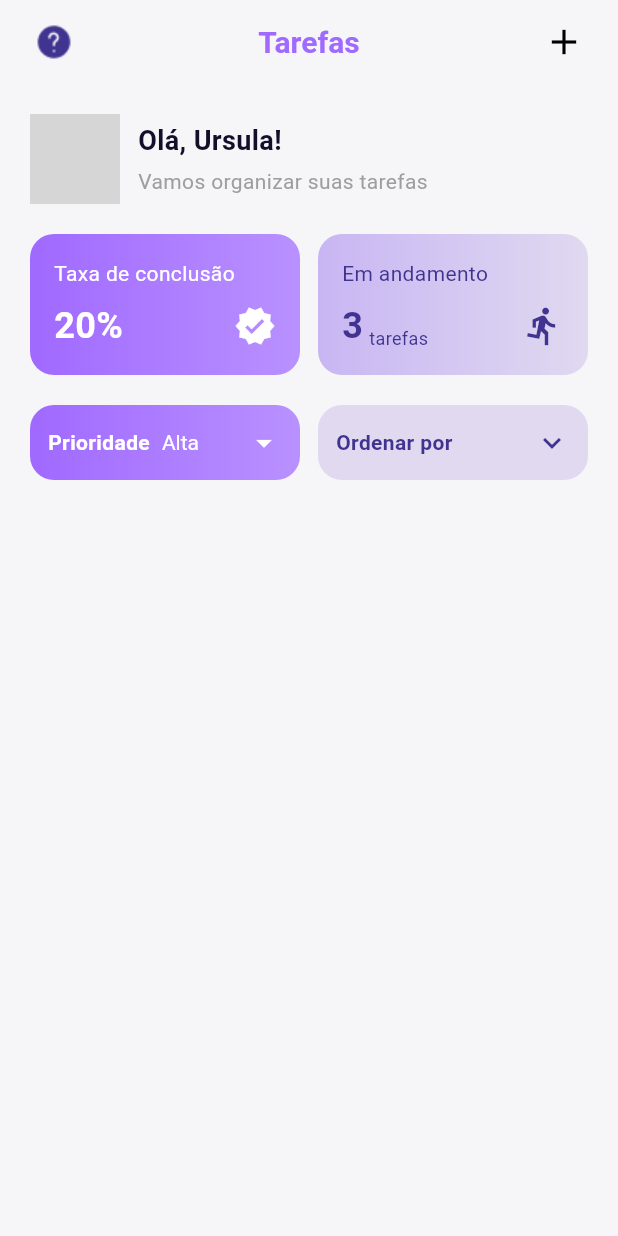
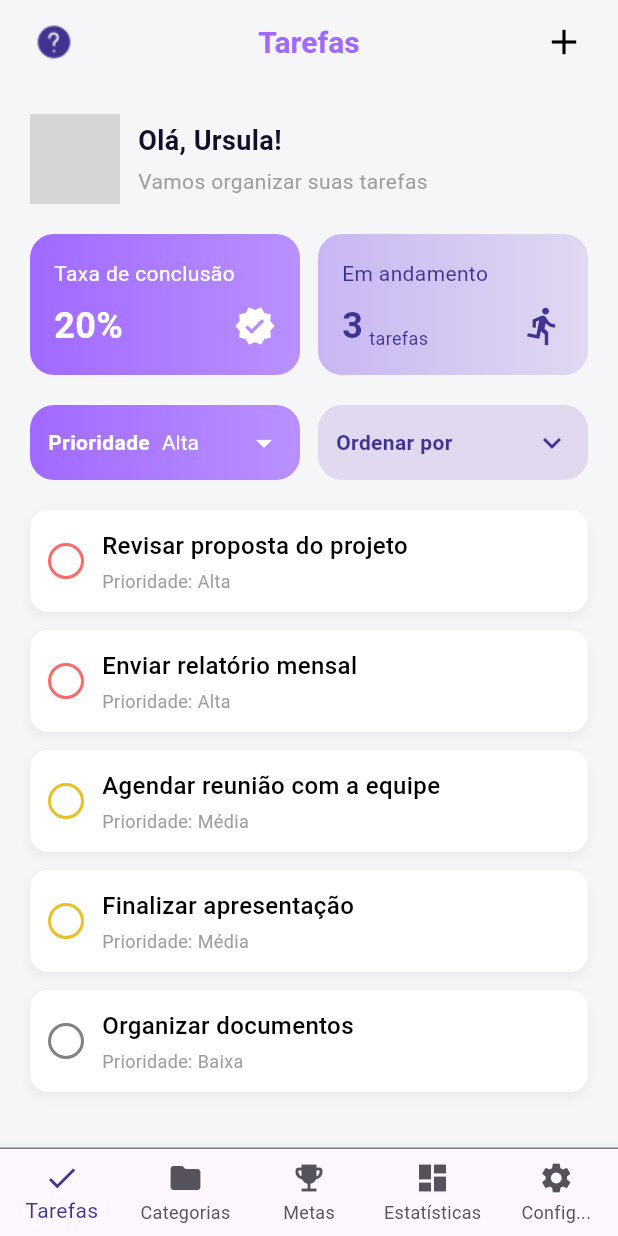
Before and after one commit to larasdiniz/taskflow, a Flutter app: the TarefasPage screen opened directly, on a phone screen of 412 x 824 dp. Run offline on Flutter 3.47's test engine with Material 3 defaults, Android fonts, the light colour scheme and no system bars; our stand-ins replace device_preview; grey boxes are pictures that could not be loaded.

Commit message:
Ajustes para adiconar as listas na tela tarefas.dart

```diff
--- a/lib/screens/tarefas.dart
+++ b/lib/screens/tarefas.dart
@@ -1,5 +1,17 @@
 import 'package:flutter/material.dart';
 import 'package:taskflow/screens/login.dart';
+
+class Tarefa {
+  String titulo;
+  String prioridade;
+  bool concluida;
+
+  Tarefa({
+    required this.titulo,
+    required this.prioridade,
+    this.concluida = false,
+  });
+}
 
 class TarefasPage extends StatefulWidget {
   const TarefasPage({super.key});
@@ -12,16 +24,44 @@ class _TarefasPageState extends State<TarefasPage> {
   String prioridadeSelecionada = 'Alta';
   final List<String> prioridades = ['Alta', 'Média', 'Baixa'];
 
+  int _selectedIndex = 0;
+
+  void _onItemTapped(int index) {
+    setState(() {
+      _selectedIndex = index;
+      // aqui futuramente pode colocar a navegação para outras páginas
+    });
+  }
+
+  final List<Tarefa> tarefas = [
+    Tarefa(titulo: "Revisar proposta do projeto", prioridade: "Alta"),
+    Tarefa(titulo: "Enviar relatório mensal", prioridade: "Alta"),
+    Tarefa(titulo: "Agendar reunião com a equipe", prioridade: "Média"),
+    Tarefa(titulo: "Finalizar apresentação", prioridade: "Média"),
+    Tarefa(titulo: "Organizar documentos", prioridade: "Baixa"),
+  ];
+
+  Color corDaBolinha(Tarefa tarefa) {
+    if (tarefa.concluida) return const Color(0xFFB991FF);
+    switch (tarefa.prioridade) {
+      case "Alta":
+        return const Color(0xFFFF6969);
+      case "Média":
+        return const Color(0xFFE6C026);
+      case "Baixa":
+        return const Color(0xFF818181);
+      default:
+        return Colors.grey;
+    }
+  }
+
   @override
   Widget build(BuildContext context) {
     return Scaffold(
       backgroundColor: const Color(0xFFF6F6F9),
-      body: SafeArea(
-        child: Column(
-          crossAxisAlignment: CrossAxisAlignment.start,
-          children: [
-            // AppBar customizado
-            AppBar(
+
+      // AppBar
+      appBar: AppBar(
         backgroundColor: const Color(0xFFF6F6F9),
         elevation: 0,
         centerTitle: true,
@@ -33,9 +73,7 @@ class _TarefasPageState extends State<TarefasPage> {
             fontSize: 20,
           ),
         ),
-              iconTheme: const IconThemeData(
-                color: Color(0xFFA069FF),
-              ),
+        iconTheme: const IconThemeData(color: Color(0xFFA069FF)),
         leading: Padding(
           padding: const EdgeInsets.only(left: 16),
           child: GestureDetector(
@@ -47,10 +85,7 @@ class _TarefasPageState extends State<TarefasPage> {
                 ),
               );
             },
-                  child: Image.asset(
-                    'assets/icons/icon_ajuda.png',
-                    height: 24,
-                  ),
+            child: Image.asset('assets/icons/icon_ajuda.png', height: 24),
           ),
         ),
         actions: [
@@ -73,6 +108,10 @@ class _TarefasPageState extends State<TarefasPage> {
         ],
       ),
 
+      body: SafeArea(
+        child: Column(
+          crossAxisAlignment: CrossAxisAlignment.start,
+          children: [
             // Perfil
             Padding(
               padding: const EdgeInsets.all(20.0),
@@ -97,10 +136,7 @@ class _TarefasPageState extends State<TarefasPage> {
                       SizedBox(height: 4),
                       Text(
                         "Vamos organizar suas tarefas",
-                        style: TextStyle(
-                          fontSize: 14,
-                          color: Colors.grey,
-                        ),
+                        style: TextStyle(fontSize: 14, color: Colors.grey),
                       ),
                     ],
                   ),
@@ -130,10 +166,7 @@ class _TarefasPageState extends State<TarefasPage> {
                         children: const [
                           Text(
                             "Taxa de conclusão",
-                            style: TextStyle(
-                              color: Colors.white,
-                              fontSize: 14,
-                            ),
+                            style: TextStyle(color: Colors.white, fontSize: 14),
                           ),
                           SizedBox(height: 8),
                           Row(
@@ -224,12 +257,12 @@ class _TarefasPageState extends State<TarefasPage> {
 
             const SizedBox(height: 20),
 
-            // Filtros abaixo dos cards
+            // Filtros
             Padding(
               padding: const EdgeInsets.symmetric(horizontal: 20.0),
               child: Row(
                 children: [
-                  // Card Prioridade
+                  // Filtro Prioridade
                   Expanded(
                     child: Container(
                       height: 50,
@@ -259,12 +292,17 @@ class _TarefasPageState extends State<TarefasPage> {
                                 value: prioridadeSelecionada,
                                 dropdownColor: const Color(0xFFA069FF),
                                 iconEnabledColor: Colors.white,
-                                style: const TextStyle(color: Colors.white, fontSize: 14),
+                                style: const TextStyle(
+                                  color: Colors.white,
+                                  fontSize: 14,
+                                ),
                                 items: prioridades
-                                    .map((p) => DropdownMenuItem(
+                                    .map(
+                                      (p) => DropdownMenuItem(
                                         value: p,
                                         child: Text(p),
-                                        ))
+                                      ),
+                                    )
                                     .toList(),
                                 onChanged: (value) {
                                   setState(() {
@@ -280,7 +318,7 @@ class _TarefasPageState extends State<TarefasPage> {
                   ),
                   const SizedBox(width: 12),
 
-                  // Card Ordenar por
+                  // Filtro Ordenar
                   Expanded(
                     child: Container(
                       height: 50,
@@ -312,12 +350,134 @@ class _TarefasPageState extends State<TarefasPage> {
               ),
             ),
 
-
             const SizedBox(height: 20),
 
-            // Espaço para lista de tarefas depois
+            // Lista de tarefas
             Expanded(
-              child: Container(),
+              child: ListView.builder(
+                padding: const EdgeInsets.symmetric(horizontal: 20),
+                itemCount: tarefas.length,
+                itemBuilder: (context, index) {
+                  final tarefa = tarefas[index];
+                  return Container(
+                    margin: const EdgeInsets.only(bottom: 12),
+                    padding: const EdgeInsets.all(12),
+                    decoration: BoxDecoration(
+                      color: Colors.white,
+                      borderRadius: BorderRadius.circular(12),
+                      boxShadow: [
+                        BoxShadow(
+                          color: Colors.grey.withOpacity(0.15),
+                          blurRadius: 5,
+                          offset: const Offset(0, 3),
+                        )
+                      ],
+                    ),
+                    child: Row(
+                      children: [
+                        GestureDetector(
+                          onTap: () {
+                            setState(() {
+                              tarefa.concluida = !tarefa.concluida;
+                            });
+                          },
+                          child: Container(
+                            height: 24,
+                            width: 24,
+                            decoration: BoxDecoration(
+                              shape: BoxShape.circle,
+                              color: tarefa.concluida
+                                  ? corDaBolinha(tarefa)
+                                  : Colors.transparent,
+                              border: Border.all(
+                                color: corDaBolinha(tarefa),
+                                width: 2,
+                              ),
+                            ),
+                            child: tarefa.concluida
+                                ? const Icon(
+                                    Icons.check,
+                                    size: 16,
+                                    color: Colors.white,
+                                  )
+                                : null,
+                          ),
+                        ),
+                        const SizedBox(width: 12),
+                        Expanded(
+                          child: Column(
+                            crossAxisAlignment: CrossAxisAlignment.start,
+                            children: [
+                              Text(
+                                tarefa.titulo,
+                                style: TextStyle(
+                                  fontSize: 16,
+                                  fontWeight: FontWeight.w500,
+                                  color: tarefa.concluida
+                                      ? Colors.grey
+                                      : Colors.black,
+                                  decoration: tarefa.concluida
+                                      ? TextDecoration.lineThrough
+                                      : TextDecoration.none,
+                                ),
+                              ),
+                              const SizedBox(height: 4),
+                              Text(
+                                "Prioridade: ${tarefa.prioridade}",
+                                style: const TextStyle(
+                                  fontSize: 12,
+                                  color: Colors.grey,
+                                ),
+                              ),
+                            ],
+                          ),
+                        ),
+                      ],
+                    ),
+                  );
+                },
+              ),
+            ),
+          ],
+        ),
+      ),
+
+      // Footer corrigido
+      bottomNavigationBar: Container(
+        decoration: const BoxDecoration(
+          border: Border(
+            top: BorderSide(
+              color: Color(0xFF818181),
+              width: 1,
+            ),
+          ),
+        ),
+        child: BottomNavigationBar(
+          type: BottomNavigationBarType.fixed,
+          currentIndex: _selectedIndex,
+          onTap: _onItemTapped,
+          selectedItemColor: const Color(0xFF413491),
+          unselectedItemColor: const Color(0xFF55525B),
+          items: const [
+            BottomNavigationBarItem(
+              icon: Icon(Icons.check),
+              label: "Tarefas",
+            ),
+            BottomNavigationBarItem(
+              icon: Icon(Icons.folder),
+              label: "Categorias",
+            ),
+            BottomNavigationBarItem(
+              icon: Icon(Icons.emoji_events),
+              label: "Metas",
+            ),
+            BottomNavigationBarItem(
+              icon: Icon(Icons.dashboard),
+              label: "Estatísticas",
+            ),
+            BottomNavigationBarItem(
+              icon: Icon(Icons.settings),
+              label: "Config...",
             ),
           ],
         ),
```
Lines whose indentation alone changed are shown as unchanged.
